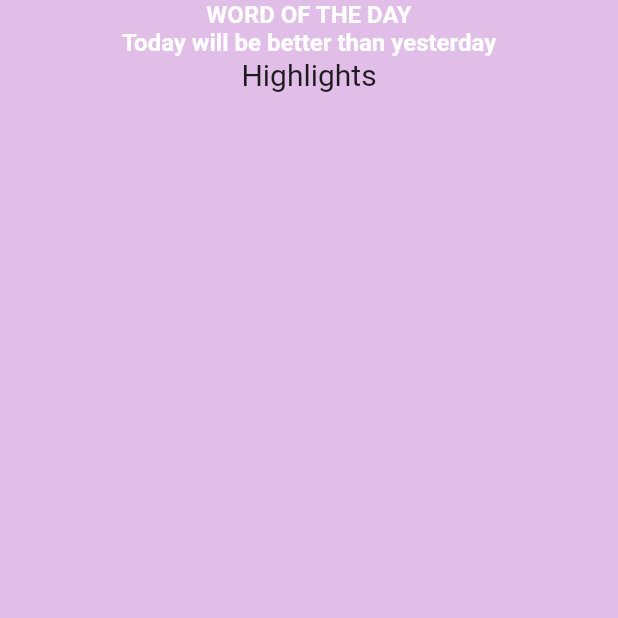
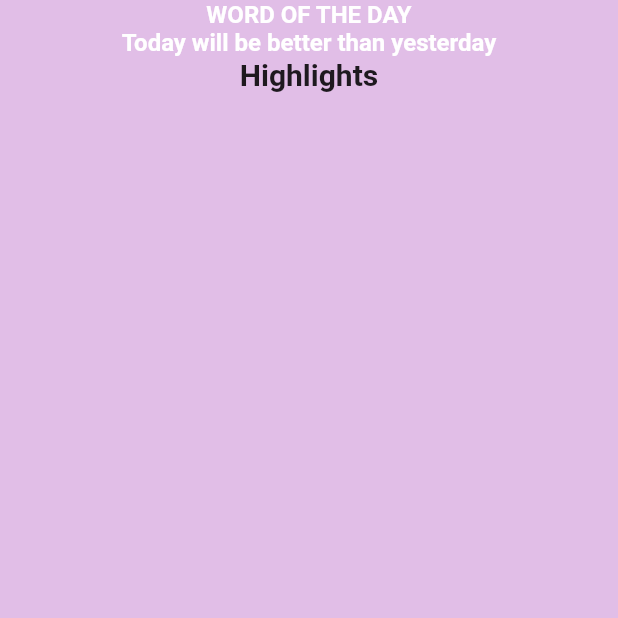
Before and after one commit to johnnylyimo/MemoryDiary_Flutter_Web_App, a Flutter app: the HomeContentView screen opened directly, on a phone screen of 412 x 824 dp, the top half of it. Run offline on Flutter 3.47's test engine with Material 2 defaults, Android fonts, the light colour scheme and no system bars.

Commit message:
Defined fontWeight TextStyle

```diff
--- a/src/lib/screens/home_content_view.dart
+++ b/src/lib/screens/home_content_view.dart
@@ -109,6 +109,7 @@ class _HomeContentViewState extends State<HomeContentView> {
                 'Highlights',
                 style: TextStyle(
                   fontSize: 20.0,
+                  fontWeight: FontWeight.bold,
                 ),
               ),
             ],
```
